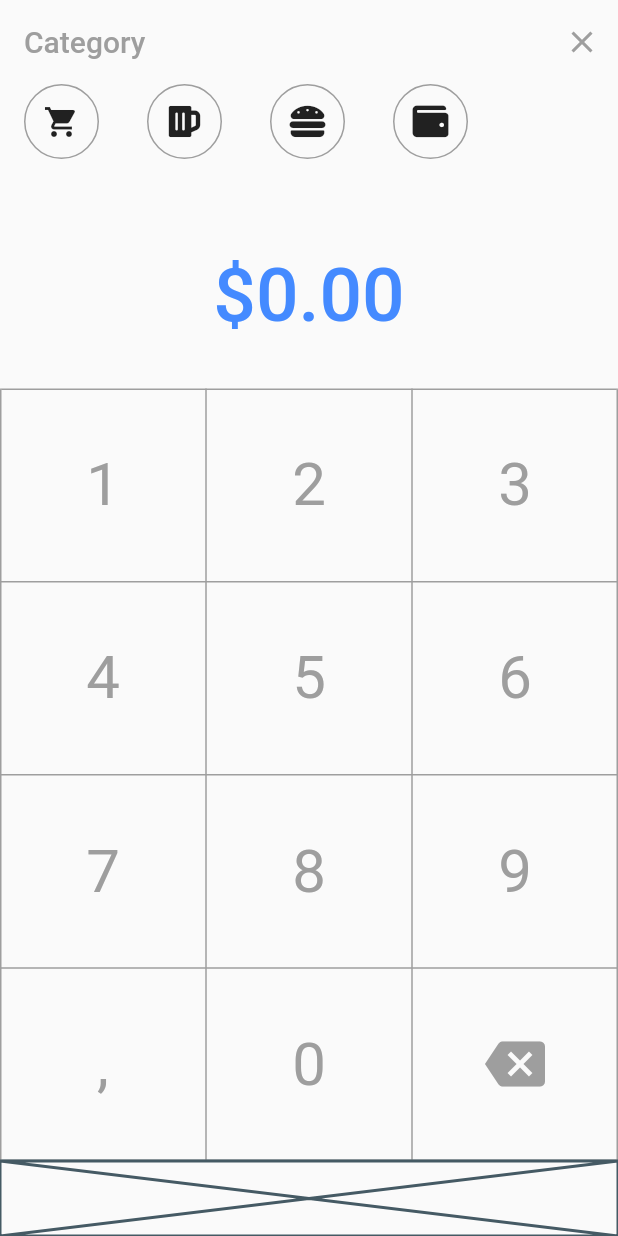
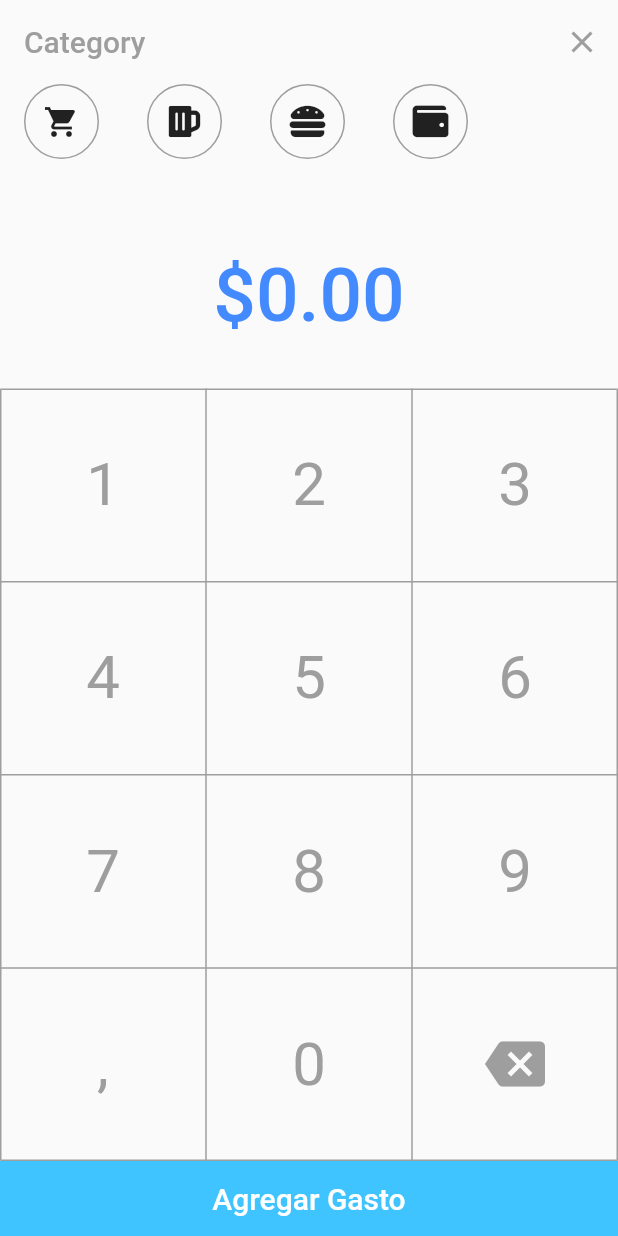
Before and after one commit to JoaquinCulasso/App_Gastos, a Flutter app: the AddPages screen opened by its route, on a phone screen of 412 x 824 dp. Run offline on Flutter 3.47's test engine with Material 2 defaults, Android fonts, the phone set to English and light mode, and no system bars; our stand-ins replace charts_flutter, cloud_firestore, font_awesome_flutter; accounts and stored records are empty.

Commit message:
boton para agregar y sumar gastos

```diff
--- a/lib/Views/AddPages.dart
+++ b/lib/Views/AddPages.dart
@@ -1,3 +1,4 @@
+import 'package:cloud_firestore/cloud_firestore.dart';
 import 'package:expenses/Controllers/category_selection_widget.dart';
 import 'package:flutter/material.dart';
 import 'package:font_awesome_flutter/font_awesome_flutter.dart';
@@ -9,7 +10,8 @@ class AddPages extends StatefulWidget {
 
 class _AddPagesState extends State<AddPages> {
   String category;
-  double value = 0;
+  double realValue = 0;
+  int value = 0;
 
   @override
   Widget build(BuildContext context) {
@@ -68,10 +70,11 @@ class _AddPagesState extends State<AddPages> {
   }
 
   Widget _currentValue() {
+    realValue = value / 100.0;
     return Padding(
       padding: const EdgeInsets.symmetric(vertical: 32.0),
       child: Text(
-        "\$${value.toStringAsFixed(2)}",
+        "\$${realValue.toStringAsFixed(2)}",
         style: TextStyle(
           fontSize: 50.0,
           color: Colors.blueAccent,
@@ -82,7 +85,18 @@ class _AddPagesState extends State<AddPages> {
   }
 
   Widget _num(String number, double height) {
-    return Container(
+    return GestureDetector(
+      behavior: HitTestBehavior.opaque,
+      onTap: () {
+        setState(() {
+          if (number == ',') {
+            value = value * 100;
+          } else {
+            value = value * 10 + int.parse(number);
+          }
+        });
+      },
+      child: Container(
         height: height,
         child: Center(
             child: Text(
@@ -92,6 +106,7 @@ class _AddPagesState extends State<AddPages> {
             color: Colors.grey,
           ),
         )),
+      ),
     );
   }
 
@@ -129,13 +144,20 @@ class _AddPagesState extends State<AddPages> {
               children: [
                 _num(",", height),
                 _num("0", height),
-                Container(
+                GestureDetector(
+                  onTap: () {
+                    setState(() {
+                      value = value ~/ 10;
+                    });
+                  },
+                  child: Container(
                     height: height,
                     child: Center(
                       child: Icon(
                         Icons.backspace,
                         color: Colors.grey,
                         size: 40,
+                      ),
                     ),
                   ),
                 )
@@ -147,7 +169,47 @@ class _AddPagesState extends State<AddPages> {
     );
   }
 
-  Widget _submit() => Placeholder(
-        fallbackHeight: 50,
+  Widget _submit() {
+    return Builder(
+      builder: (BuildContext context) {
+        return Hero(
+          tag: "add_button",
+          child: Container(
+            height: 50.0,
+            width: double.infinity,
+            decoration: BoxDecoration(
+              color: Colors.lightBlueAccent,
+            ),
+            child: MaterialButton(
+              child: Text(
+                "Agregar Gasto",
+                style: TextStyle(
+                  color: Colors.white,
+                  fontSize: 20.0,
+                ),
+              ),
+              onPressed: () {
+                if (value > 0 && category != null) {
+                  Firestore.instance.collection('expenses').document().setData({
+                    "category": category,
+                    "value": realValue,
+                    "month": DateTime.now().month,
+                    "day": DateTime.now().day,
+                  });
+                  Navigator.of(context).pop();
+                } else {
+                  Scaffold.of(context).showSnackBar(
+                    SnackBar(
+                      content:
+                          Text("Selecciona un valor mayor a 0 y una categoria"),
+                    ),
                   );
                 }
+              },
+            ),
+          ),
+        );
+      },
+    );
+  }
+}
--- a/lib/Views/HomePage.dart
+++ b/lib/Views/HomePage.dart
@@ -58,6 +58,7 @@ class _HomePageState extends State<HomePage> {
       ),
       floatingActionButtonLocation: FloatingActionButtonLocation.centerDocked,
       floatingActionButton: FloatingActionButton(
+        heroTag: "add_button",
         child: Icon(Icons.add),
         onPressed: () {
           Navigator.of(context).pushNamed('/add');
```
Lines whose indentation alone changed are shown as unchanged.
